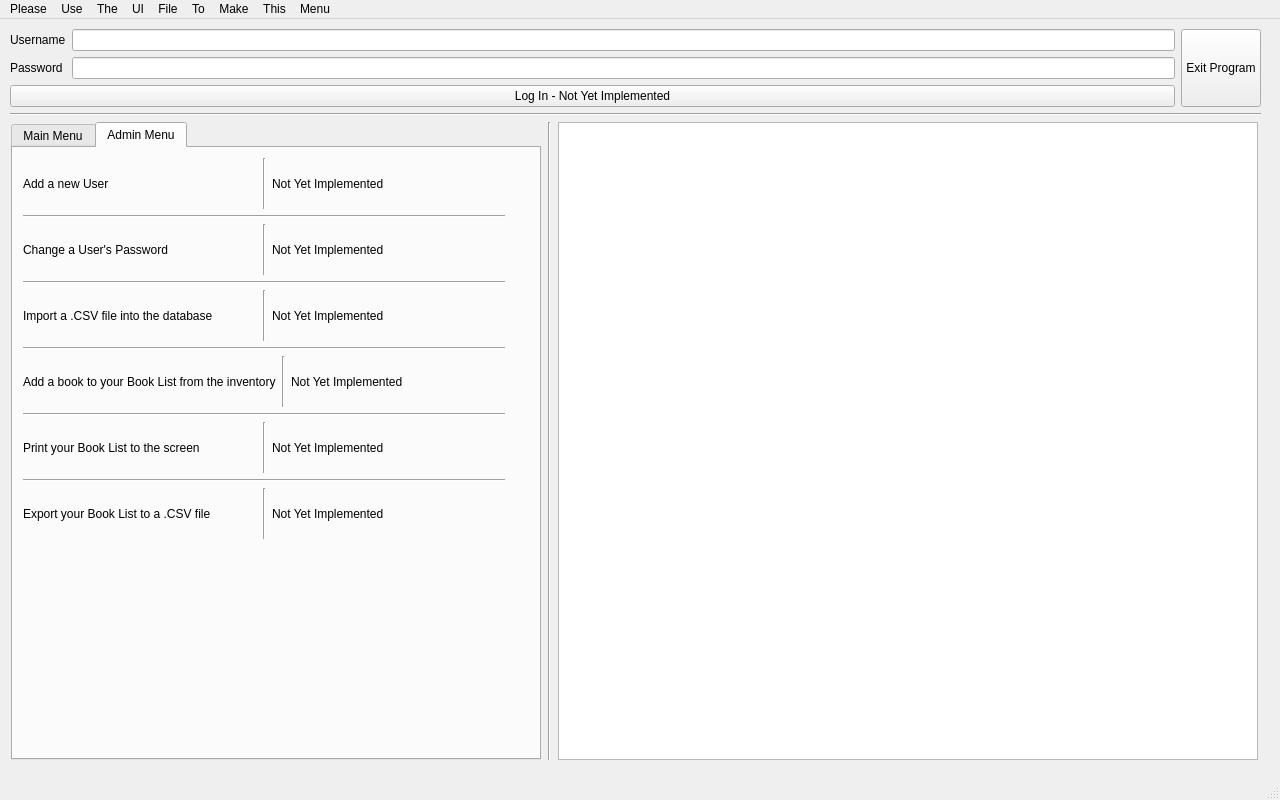
Old version of the form BSI/mainwindow.ui in the repository Awsomeman328/CPP2Group4Assignment2BookstoreInventory.
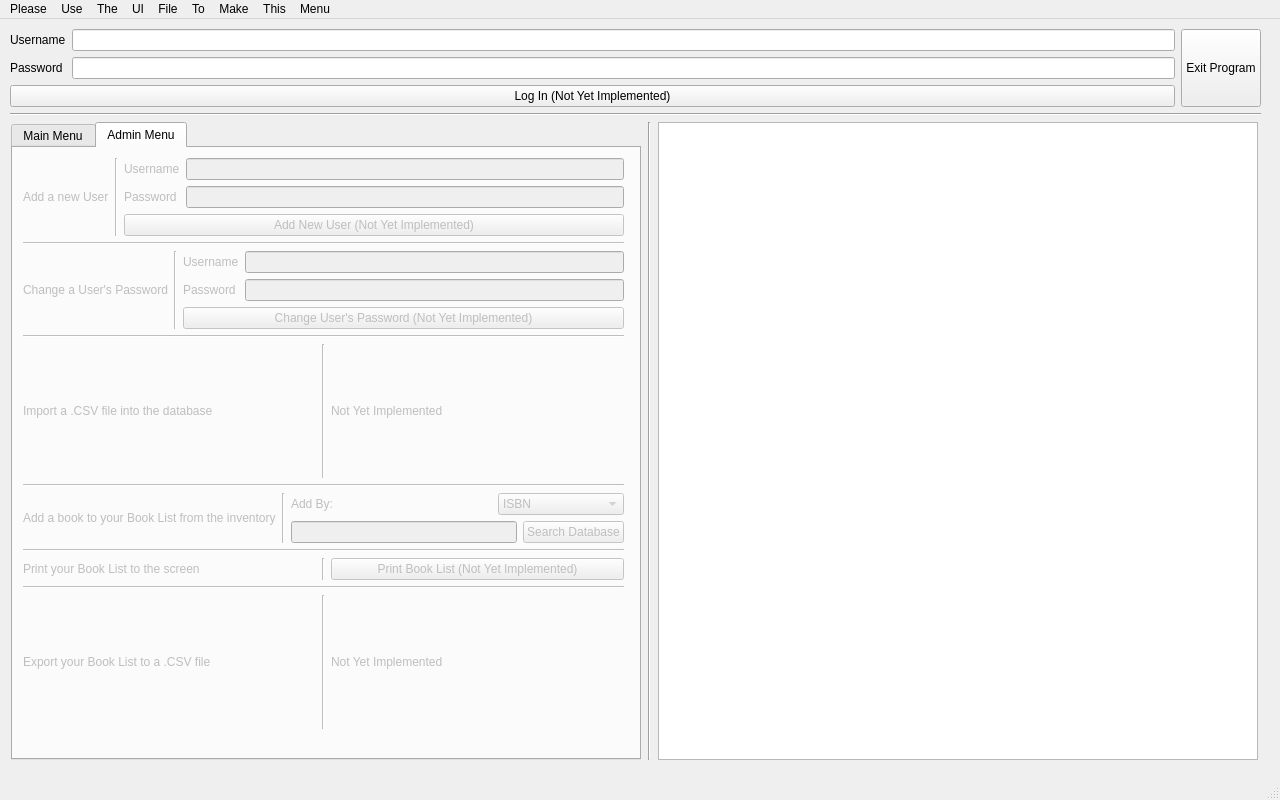
New version of the form. The open tabs and pages were chosen to show the change.

```diff
--- a/BSI/mainwindow.ui
+++ b/BSI/mainwindow.ui
@@ -88,7 +88,7 @@
          <item>
           <widget class="QPushButton" name="pushButtonLogIn">
            <property name="text">
-            <string>Log In - Not Yet Implemented</string>
+            <string>Log In (Not Yet Implemented)</string>
            </property>
           </widget>
          </item>
@@ -120,6 +120,9 @@
       <layout class="QHBoxLayout" name="horizontalLayout_19">
        <item>
         <widget class="QTabWidget" name="tabWidget_2">
+         <property name="enabled">
+          <bool>true</bool>
+         </property>
          <property name="sizePolicy">
           <sizepolicy hsizetype="Preferred" vsizetype="Preferred">
            <horstretch>0</horstretch>
@@ -128,7 +131,7 @@
          </property>
          <property name="maximumSize">
           <size>
-           <width>530</width>
+           <width>630</width>
            <height>16777215</height>
           </size>
          </property>
@@ -499,7 +502,10 @@
            </layout>
           </widget>
          </widget>
-         <widget class="QWidget" name="tab_4">
+         <widget class="QWidget" name="tabAdminMenu">
+          <property name="enabled">
+           <bool>false</bool>
+          </property>
           <attribute name="title">
            <string>Admin Menu</string>
           </attribute>
@@ -508,8 +514,8 @@
             <rect>
              <x>10</x>
              <y>10</y>
-             <width>482</width>
-             <height>381</height>
+             <width>601</width>
+             <height>571</height>
             </rect>
            </property>
            <layout class="QVBoxLayout" name="verticalLayout_14">
@@ -530,11 +536,51 @@
                </widget>
               </item>
               <item>
-               <widget class="QLabel" name="label_34">
-                <property name="text">
-                 <string>Not Yet Implemented</string>
-                </property>
-               </widget>
+               <layout class="QVBoxLayout" name="verticalLayout_16">
+                <item>
+                 <layout class="QHBoxLayout" name="horizontalLayout_11">
+                  <item>
+                   <layout class="QVBoxLayout" name="verticalLayout_17">
+                    <item>
+                     <widget class="QLabel" name="labelUsername_2">
+                      <property name="text">
+                       <string>Username</string>
+                      </property>
+                     </widget>
+                    </item>
+                    <item>
+                     <widget class="QLabel" name="labelPassword_2">
+                      <property name="text">
+                       <string>Password</string>
+                      </property>
+                     </widget>
+                    </item>
+                   </layout>
+                  </item>
+                  <item>
+                   <layout class="QVBoxLayout" name="verticalLayout_18">
+                    <item>
+                     <widget class="QLineEdit" name="lineEditUsername_2"/>
+                    </item>
+                    <item>
+                     <widget class="QLineEdit" name="lineEditPassword_2">
+                      <property name="placeholderText">
+                       <string/>
+                      </property>
+                     </widget>
+                    </item>
+                   </layout>
+                  </item>
+                 </layout>
+                </item>
+                <item>
+                 <widget class="QPushButton" name="pushButtonLogIn_2">
+                  <property name="text">
+                   <string>Add New User (Not Yet Implemented)</string>
+                  </property>
+                 </widget>
+                </item>
+               </layout>
               </item>
              </layout>
             </item>
@@ -562,11 +608,51 @@
                </widget>
               </item>
               <item>
-               <widget class="QLabel" name="label_36">
-                <property name="text">
-                 <string>Not Yet Implemented</string>
-                </property>
-               </widget>
+               <layout class="QVBoxLayout" name="verticalLayout_19">
+                <item>
+                 <layout class="QHBoxLayout" name="horizontalLayout_12">
+                  <item>
+                   <layout class="QVBoxLayout" name="verticalLayout_20">
+                    <item>
+                     <widget class="QLabel" name="labelUsername_3">
+                      <property name="text">
+                       <string>Username</string>
+                      </property>
+                     </widget>
+                    </item>
+                    <item>
+                     <widget class="QLabel" name="labelPassword_3">
+                      <property name="text">
+                       <string>Password</string>
+                      </property>
+                     </widget>
+                    </item>
+                   </layout>
+                  </item>
+                  <item>
+                   <layout class="QVBoxLayout" name="verticalLayout_21">
+                    <item>
+                     <widget class="QLineEdit" name="lineEditUsername_3"/>
+                    </item>
+                    <item>
+                     <widget class="QLineEdit" name="lineEditPassword_3">
+                      <property name="placeholderText">
+                       <string/>
+                      </property>
+                     </widget>
+                    </item>
+                   </layout>
+                  </item>
+                 </layout>
+                </item>
+                <item>
+                 <widget class="QPushButton" name="pushButtonLogIn_3">
+                  <property name="text">
+                   <string>Change User's Password (Not Yet Implemented)</string>
+                  </property>
+                 </widget>
+                </item>
+               </layout>
               </item>
              </layout>
             </item>
@@ -626,11 +712,87 @@
                </widget>
               </item>
               <item>
-               <widget class="QLabel" name="label_40">
-                <property name="text">
-                 <string>Not Yet Implemented</string>
-                </property>
-               </widget>
+               <layout class="QVBoxLayout" name="verticalLayout_22">
+                <item>
+                 <layout class="QHBoxLayout" name="horizontalLayout_35">
+                  <item>
+                   <widget class="QLabel" name="labelSearchBy_3">
+                    <property name="sizePolicy">
+                     <sizepolicy hsizetype="Preferred" vsizetype="Preferred">
+                      <horstretch>0</horstretch>
+                      <verstretch>0</verstretch>
+                     </sizepolicy>
+                    </property>
+                    <property name="text">
+                     <string>Add By: </string>
+                    </property>
+                   </widget>
+                  </item>
+                  <item>
+                   <widget class="QComboBox" name="comboBoxSearchBy_3">
+                    <property name="sizePolicy">
+                     <sizepolicy hsizetype="Maximum" vsizetype="Fixed">
+                      <horstretch>0</horstretch>
+                      <verstretch>0</verstretch>
+                     </sizepolicy>
+                    </property>
+                    <property name="currentIndex">
+                     <number>0</number>
+                    </property>
+                    <item>
+                     <property name="text">
+                      <string>ISBN</string>
+                     </property>
+                    </item>
+                    <item>
+                     <property name="text">
+                      <string>Title</string>
+                     </property>
+                    </item>
+                    <item>
+                     <property name="text">
+                      <string>Author</string>
+                     </property>
+                    </item>
+                    <item>
+                     <property name="text">
+                      <string>Publication Year</string>
+                     </property>
+                    </item>
+                    <item>
+                     <property name="text">
+                      <string>Publisher</string>
+                     </property>
+                    </item>
+                    <item>
+                     <property name="text">
+                      <string>MSRP</string>
+                     </property>
+                    </item>
+                    <item>
+                     <property name="text">
+                      <string>Quantity On Hand</string>
+                     </property>
+                    </item>
+                   </widget>
+                  </item>
+                 </layout>
+                </item>
+                <item>
+                 <layout class="QHBoxLayout" name="horizontalLayout_36">
+                  <item>
+                   <widget class="QLineEdit" name="lineEditSearchDB_3"/>
+                  </item>
+                  <item>
+                   <widget class="QPushButton" name="btnSearchDB_3">
+                    <property name="text">
+                     <string>Search Database</string>
+                    </property>
+                   </widget>
+                  </item>
+                 </layout>
+                </item>
+               </layout>
               </item>
              </layout>
             </item>
@@ -658,9 +820,9 @@
                </widget>
               </item>
               <item>
-               <widget class="QLabel" name="label_42">
+               <widget class="QPushButton" name="pushButton_3">
                 <property name="text">
-                 <string>Not Yet Implemented</string>
+                 <string>Print Book List (Not Yet Implemented)</string>
                 </property>
                </widget>
               </item>
@@ -720,7 +882,7 @@
          </property>
          <property name="minimumSize">
           <size>
-           <width>700</width>
+           <width>600</width>
            <height>0</height>
           </size>
          </property>
```
Left out of the diff: 100 changed lines with no effect on the pictures.
